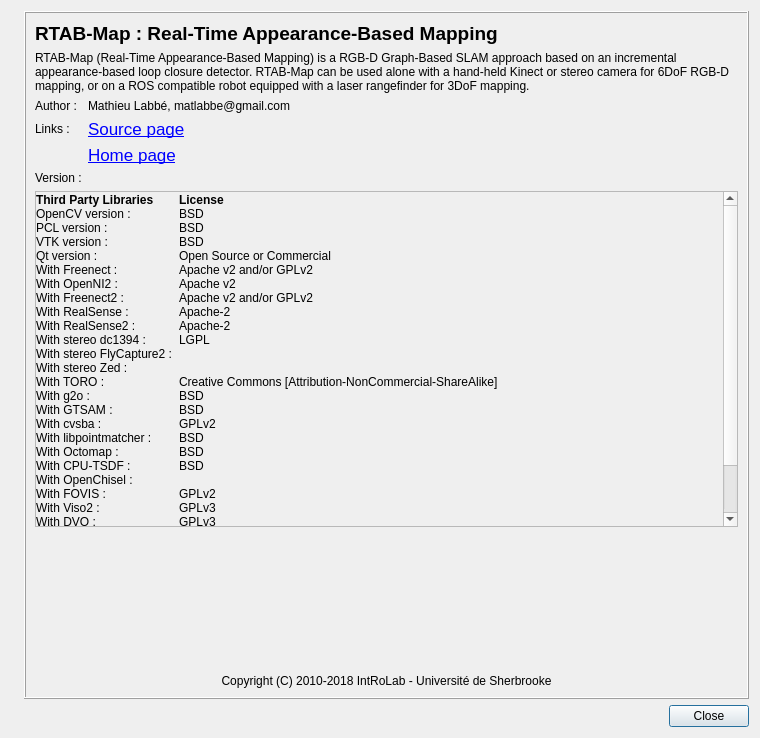
Qt form guilib/src/ui/aboutDialog.ui (introlab/rtabmap) before a commit.
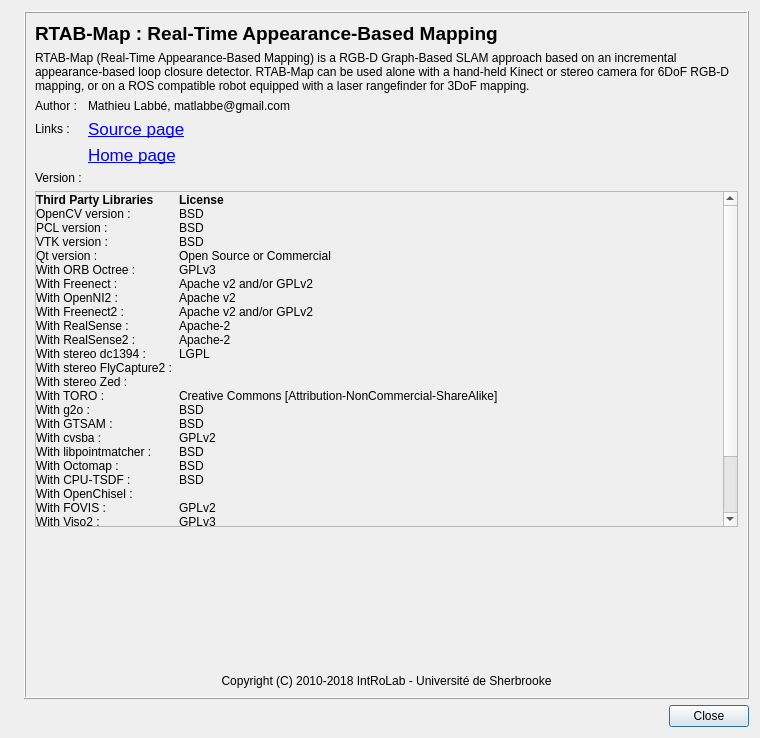
The same form after that commit. Icons and pictures are not drawn.

```diff
--- a/guilib/src/ui/aboutDialog.ui
+++ b/guilib/src/ui/aboutDialog.ui
@@ -163,8 +163,8 @@
             <rect>
              <x>0</x>
              <y>0</y>
-             <width>597</width>
-             <height>659</height>
+             <width>596</width>
+             <height>682</height>
             </rect>
            </property>
            <layout class="QVBoxLayout" name="verticalLayout_2">
@@ -185,7 +185,7 @@
             </property>
             <item>
              <layout class="QGridLayout" name="gridLayout_2" columnstretch="0,0,1">
-              <item row="9" column="2">
+              <item row="10" column="2">
                <widget class="QLabel" name="label_realsense2_license">
                 <property name="text">
                  <string>Apache-2</string>
@@ -195,7 +195,7 @@
                 </property>
                </widget>
               </item>
-              <item row="9" column="1">
+              <item row="10" column="1">
                <widget class="QLabel" name="label_realsense2">
                 <property name="text">
                  <string/>
@@ -208,7 +208,7 @@
                 </property>
                </widget>
               </item>
-              <item row="25" column="1">
+              <item row="26" column="1">
                <widget class="QLabel" name="label_okvis">
                 <property name="text">
                  <string/>
@@ -221,7 +221,7 @@
                 </property>
                </widget>
               </item>
-              <item row="25" column="0">
+              <item row="26" column="0">
                <widget class="QLabel" name="label_35">
                 <property name="text">
                  <string>With OKVIS :</string>
@@ -231,7 +231,7 @@
                 </property>
                </widget>
               </item>
-              <item row="27" column="1">
+              <item row="28" column="1">
                <widget class="QLabel" name="label_msckf">
                 <property name="text">
                  <string/>
@@ -244,7 +244,7 @@
                 </property>
                </widget>
               </item>
-              <item row="27" column="0">
+              <item row="28" column="0">
                <widget class="QLabel" name="label_34">
                 <property name="text">
                  <string>With MSCKF :</string>
@@ -254,7 +254,7 @@
                 </property>
                </widget>
               </item>
-              <item row="23" column="1">
+              <item row="24" column="1">
                <widget class="QLabel" name="label_dvo">
                 <property name="text">
                  <string/>
@@ -267,7 +267,7 @@
                 </property>
                </widget>
               </item>
-              <item row="18" column="1">
+              <item row="19" column="1">
                <widget class="QLabel" name="label_octomap">
                 <property name="text">
                  <string/>
@@ -313,7 +313,7 @@
                 </property>
                </widget>
               </item>
-              <item row="6" column="1">
+              <item row="7" column="1">
                <widget class="QLabel" name="label_openni2">
                 <property name="text">
                  <string/>
@@ -326,7 +326,7 @@
                 </property>
                </widget>
               </item>
-              <item row="7" column="0">
+              <item row="8" column="0">
                <widget class="QLabel" name="label_15">
                 <property name="text">
                  <string>With Freenect2 :</string>
@@ -336,7 +336,7 @@
                 </property>
                </widget>
               </item>
-              <item row="11" column="1">
+              <item row="12" column="1">
                <widget class="QLabel" name="label_flycapture2">
                 <property name="text">
                  <string/>
@@ -369,7 +369,7 @@
                 </property>
                </widget>
               </item>
-              <item row="19" column="0">
+              <item row="20" column="0">
                <widget class="QLabel" name="label_24">
                 <property name="text">
                  <string>With CPU-TSDF :</string>
@@ -379,7 +379,7 @@
                 </property>
                </widget>
               </item>
-              <item row="19" column="1">
+              <item row="20" column="1">
                <widget class="QLabel" name="label_cputsdf">
                 <property name="text">
                  <string/>
@@ -392,7 +392,7 @@
                 </property>
                </widget>
               </item>
-              <item row="21" column="0">
+              <item row="22" column="0">
                <widget class="QLabel" name="label_25">
                 <property name="text">
                  <string>With FOVIS :</string>
@@ -412,7 +412,7 @@
                 </property>
                </widget>
               </item>
-              <item row="18" column="2">
+              <item row="19" column="2">
                <widget class="QLabel" name="label_octomap_license">
                 <property name="text">
                  <string>BSD</string>
@@ -422,7 +422,7 @@
                 </property>
                </widget>
               </item>
-              <item row="21" column="2">
+              <item row="22" column="2">
                <widget class="QLabel" name="label_fovis_license">
                 <property name="text">
                  <string>GPLv2</string>
@@ -432,7 +432,7 @@
                 </property>
                </widget>
               </item>
-              <item row="18" column="0">
+              <item row="19" column="0">
                <widget class="QLabel" name="label_20">
                 <property name="text">
                  <string>With Octomap :</string>
@@ -442,7 +442,7 @@
                 </property>
                </widget>
               </item>
-              <item row="22" column="2">
+              <item row="23" column="2">
                <widget class="QLabel" name="label_viso2_license">
                 <property name="text">
                  <string>GPLv3</string>
@@ -452,7 +452,7 @@
                 </property>
                </widget>
               </item>
-              <item row="24" column="0">
+              <item row="25" column="0">
                <widget class="QLabel" name="label_28">
                 <property name="text">
                  <string>With ORB SLAM 2 :</string>
@@ -462,7 +462,7 @@
                 </property>
                </widget>
               </item>
-              <item row="24" column="1">
+              <item row="25" column="1">
                <widget class="QLabel" name="label_orbslam2">
                 <property name="text">
                  <string/>
@@ -475,7 +475,7 @@
                 </property>
                </widget>
               </item>
-              <item row="12" column="0">
+              <item row="13" column="0">
                <widget class="QLabel" name="label_21">
                 <property name="text">
                  <string>With stereo Zed :</string>
@@ -485,7 +485,7 @@
                 </property>
                </widget>
               </item>
-              <item row="12" column="1">
+              <item row="13" column="1">
                <widget class="QLabel" name="label_zed">
                 <property name="text">
                  <string/>
@@ -498,7 +498,7 @@
                 </property>
                </widget>
               </item>
-              <item row="10" column="2">
+              <item row="11" column="2">
                <widget class="QLabel" name="label_dc1394_license">
                 <property name="text">
                  <string>LGPL</string>
@@ -508,7 +508,7 @@
                 </property>
                </widget>
               </item>
-              <item row="11" column="0">
+              <item row="12" column="0">
                <widget class="QLabel" name="label_17">
                 <property name="text">
                  <string>With stereo FlyCapture2 :</string>
@@ -518,7 +518,7 @@
                 </property>
                </widget>
               </item>
-              <item row="21" column="1">
+              <item row="22" column="1">
                <widget class="QLabel" name="label_fovis">
                 <property name="text">
                  <string/>
@@ -531,7 +531,7 @@
                 </property>
                </widget>
               </item>
-              <item row="13" column="0">
+              <item row="14" column="0">
                <widget class="QLabel" name="label_77">
                 <property name="text">
                  <string>With TORO :</string>
@@ -541,7 +541,7 @@
                 </property>
                </widget>
               </item>
-              <item row="22" column="0">
+              <item row="23" column="0">
                <widget class="QLabel" name="label_26">
                 <property name="text">
                  <string>With Viso2 :</string>
@@ -551,7 +551,7 @@
                 </property>
                </widget>
               </item>
-              <item row="14" column="0">
+              <item row="15" column="0">
                <widget class="QLabel" name="label_14">
                 <property name="text">
                  <string>With g2o :</string>
@@ -561,7 +561,7 @@
                 </property>
                </widget>
               </item>
-              <item row="14" column="1">
+              <item row="15" column="1">
                <widget class="QLabel" name="label_g2o">
                 <property name="text">
                  <string/>
@@ -574,7 +574,7 @@
                 </property>
                </widget>
               </item>
-              <item row="16" column="0">
+              <item row="17" column="0">
                <widget class="QLabel" name="label_18">
                 <property name="text">
                  <string>With cvsba :</string>
@@ -584,7 +584,7 @@
                 </property>
                </widget>
               </item>
-              <item row="15" column="0">
+              <item row="16" column="0">
                <widget class="QLabel" name="label_19">
                 <property name="text">
                  <string>With GTSAM :</string>
@@ -594,7 +594,7 @@
                 </property>
                </widget>
               </item>
-              <item row="15" column="1">
+              <item row="16" column="1">
                <widget class="QLabel" name="label_gtsam">
                 <property name="text">
                  <string/>
@@ -607,7 +607,7 @@
                 </property>
                </widget>
               </item>
-              <item row="5" column="0">
+              <item row="6" column="0">
                <widget class="QLabel" name="label_12">
                 <property name="text">
                  <string>With Freenect :</string>
@@ -617,7 +617,7 @@
                 </property>
                </widget>
               </item>
-              <item row="10" column="0">
+              <item row="11" column="0">
                <widget class="QLabel" name="label_16">
                 <property name="text">
                  <string>With stereo dc1394 :</string>
@@ -627,7 +627,7 @@
                 </property>
                </widget>
               </item>
-              <item row="16" column="1">
+              <item row="17" column="1">
                <widget class="QLabel" name="label_cvsba">
                 <property name="text">
                  <string/>
@@ -640,7 +640,7 @@
                 </property>
                </widget>
               </item>
-              <item row="8" column="0">
+              <item row="9" column="0">
                <widget class="QLabel" name="label_22">
                 <property name="text">
                  <string>With RealSense :</string>
@@ -663,7 +663,7 @@
                 </property>
                </widget>
               </item>
-              <item row="10" column="1">
+              <item row="11" column="1">
                <widget class="QLabel" name="label_dc1394">
                 <property name="text">
                  <string/>
@@ -699,7 +699,7 @@
                 </property>
                </widget>
               </item>
-              <item row="7" column="1">
+              <item row="8" column="1">
                <widget class="QLabel" name="label_freenect2">
                 <property name="text">
                  <string/>
@@ -712,7 +712,7 @@
                 </property>
                </widget>
               </item>
-              <item row="7" column="2">
+              <item row="8" column="2">
                <widget class="QLabel" name="label_freenect2_license">
                 <property name="text">
                  <string>Apache v2 and/or GPLv2</string>
@@ -722,7 +722,7 @@
                 </property>
                </widget>
               </item>
-              <item row="8" column="1">
+              <item row="9" column="1">
                <widget class="QLabel" name="label_realsense">
                 <property name="text">
                  <string/>
@@ -736,6 +736,16 @@
                </widget>
               </item>
               <item row="6" column="2">
+               <widget class="QLabel" name="label_freenect_license">
+                <property name="text">
+                 <string>Apache v2 and/or GPLv2</string>
+                </property>
+                <property name="wordWrap">
+                 <bool>true</bool>
+                </property>
+               </widget>
+              </item>
+              <item row="7" column="2">
                <widget class="QLabel" name="label_openni2_license">
                 <property name="text">
                  <string>Apache v2</string>
@@ -745,7 +755,7 @@
                 </property>
                </widget>
               </item>
-              <item row="5" column="1">
+              <item row="6" column="1">
                <widget class="QLabel" name="label_freenect">
                 <property name="text">
                  <string/>
@@ -758,16 +768,6 @@
                 </property>
                </widget>
               </item>
-              <item row="5" column="2">
-               <widget class="QLabel" name="label_freenect_license">
-                <property name="text">
-                 <string>Apache v2 and/or GPLv2</string>
-                </property>
-                <property name="wordWrap">
-                 <bool>true</bool>
-                </property>
-               </widget>
-              </item>
               <item row="0" column="2">
                <widget class="QLabel" name="label_31">
                 <property name="text">
@@ -801,7 +801,7 @@
                 </property>
                </widget>
               </item>
-              <item row="8" column="2">
+              <item row="9" column="2">
                <widget class="QLabel" name="label_realsense_license">
                 <property name="text">
                  <string>Apache-2</string>
@@ -811,7 +811,7 @@
                 </property>
                </widget>
               </item>
-              <item row="19" column="2">
+              <item row="20" column="2">
                <widget class="QLabel" name="label_cputsdf_license">
                 <property name="text">
                  <string>BSD</string>
@@ -821,7 +821,7 @@
                 </property>
                </widget>
               </item>
-              <item row="23" column="2">
+              <item row="24" column="2">
                <widget class="QLabel" name="label_dvo_license">
                 <property name="text">
                  <string>GPLv3</string>
@@ -831,7 +831,7 @@
                 </property>
                </widget>
               </item>
-              <item row="13" column="2">
+              <item row="14" column="2">
                <widget class="QLabel" name="label_toro_license">
                 <property name="text">
                  <string>Creative Commons [Attribution-NonCommercial-ShareAlike]</string>
@@ -841,7 +841,7 @@
                 </property>
                </widget>
               </item>
-              <item row="6" column="0">
+              <item row="7" column="0">
                <widget class="QLabel" name="label_13">
                 <property name="text">
                  <string>With OpenNI2 :</string>
@@ -851,20 +851,7 @@
                 </property>
                </widget>
               </item>
-              <item row="13" column="1">
-               <widget class="QLabel" name="label_toro">
-                <property name="text">
-                 <string/>
-                </property>
-                <property name="alignment">
-                 <set>Qt::AlignLeading|Qt::AlignLeft|Qt::AlignVCenter</set>
-                </property>
-                <property name="wordWrap">
-                 <bool>true</bool>
-                </property>
-               </widget>
-              </item>
-              <item row="23" column="0">
+              <item row="24" column="0">
                <widget class="QLabel" name="label_27">
                 <property name="text">
                  <string>With DVO :</string>
@@ -874,6 +861,29 @@
                 </property>
                </widget>
               </item>
+              <item row="14" column="1">
+               <widget class="QLabel" name="label_toro">
+                <property name="text">
+                 <string/>
+                </property>
+                <property name="alignment">
+                 <set>Qt::AlignLeading|Qt::AlignLeft|Qt::AlignVCenter</set>
+                </property>
+                <property name="wordWrap">
+                 <bool>true</bool>
+                </property>
+               </widget>
+              </item>
+              <item row="15" column="2">
+               <widget class="QLabel" name="label_g2o_license">
+                <property name="text">
+                 <string>BSD</string>
+                </property>
+                <property name="wordWrap">
+                 <bool>true</bool>
+                </property>
+               </widget>
+              </item>
               <item row="4" column="2">
                <widget class="QLabel" name="label_qt_license">
                 <property name="text">
@@ -884,17 +894,7 @@
                 </property>
                </widget>
               </item>
-              <item row="14" column="2">
-               <widget class="QLabel" name="label_g2o_license">
-                <property name="text">
-                 <string>BSD</string>
-                </property>
-                <property name="wordWrap">
-                 <bool>true</bool>
-                </property>
-               </widget>
-              </item>
-              <item row="15" column="2">
+              <item row="16" column="2">
                <widget class="QLabel" name="label_gtsam_license">
                 <property name="text">
                  <string>BSD</string>
@@ -904,7 +904,7 @@
                 </property>
                </widget>
               </item>
-              <item row="22" column="1">
+              <item row="23" column="1">
                <widget class="QLabel" name="label_viso2">
                 <property name="text">
                  <string/>
@@ -917,7 +917,7 @@
                 </property>
                </widget>
               </item>
-              <item row="16" column="2">
+              <item row="17" column="2">
                <widget class="QLabel" name="label_cvsba_license">
                 <property name="text">
                  <string>GPLv2</string>
@@ -940,7 +940,7 @@
                 </property>
                </widget>
               </item>
-              <item row="24" column="2">
+              <item row="25" column="2">
                <widget class="QLabel" name="label_orbslam2_license">
                 <property name="text">
                  <string>GPLv3</string>
@@ -950,7 +950,7 @@
                 </property>
                </widget>
               </item>
-              <item row="17" column="2">
+              <item row="18" column="2">
                <widget class="QLabel" name="label_libpointmatcher_license">
                 <property name="text">
                  <string>BSD</string>
@@ -960,7 +960,7 @@
                 </property>
                </widget>
               </item>
-              <item row="17" column="0">
+              <item row="18" column="0">
                <widget class="QLabel" name="label_29">
                 <property name="text">
                  <string>With libpointmatcher :</string>
@@ -970,7 +970,7 @@
                 </property>
                </widget>
               </item>
-              <item row="17" column="1">
+              <item row="18" column="1">
                <widget class="QLabel" name="label_libpointmatcher">
                 <property name="text">
                  <string/>
@@ -983,7 +983,7 @@
                 </property>
                </widget>
               </item>
-              <item row="20" column="0">
+              <item row="21" column="0">
                <widget class="QLabel" name="label_30">
                 <property name="text">
                  <string>With OpenChisel :</string>
@@ -993,7 +993,7 @@
                 </property>
                </widget>
               </item>
-              <item row="20" column="1">
+              <item row="21" column="1">
                <widget class="QLabel" name="label_openchisel">
                 <property name="text">
                  <string/>
@@ -1006,7 +1006,7 @@
                 </property>
                </widget>
               </item>
-              <item row="9" column="0">
+              <item row="10" column="0">
                <widget class="QLabel" name="label_33">
                 <property name="text">
                  <string>With RealSense2 :</string>
@@ -1016,7 +1016,7 @@
                 </property>
                </widget>
               </item>
-              <item row="26" column="0">
+              <item row="27" column="0">
                <widget class="QLabel" name="label_36">
                 <property name="text">
                  <string>With loam_velodyne :</string>
@@ -1026,7 +1026,7 @@
                 </property>
                </widget>
               </item>
-              <item row="26" column="1">
+              <item row="27" column="1">
                <widget class="QLabel" name="label_loam">
                 <property name="text">
                  <string/>
@@ -1039,7 +1039,7 @@
                 </property>
                </widget>
               </item>
-              <item row="25" column="2">
+              <item row="26" column="2">
                <widget class="QLabel" name="label_okvis_license">
                 <property name="text">
                  <string>BSD</string>
@@ -1049,7 +1049,7 @@
                 </property>
                </widget>
               </item>
-              <item row="27" column="2">
+              <item row="28" column="2">
                <widget class="QLabel" name="label_msckf_license">
                 <property name="text">
                  <string>Penn Software License</string>
@@ -1059,7 +1059,7 @@
                 </property>
                </widget>
               </item>
-              <item row="26" column="2">
+              <item row="27" column="2">
                <widget class="QLabel" name="label_loam_license">
                 <property name="text">
                  <string>BSD</string>
@@ -1069,6 +1069,39 @@
                 </property>
                </widget>
               </item>
+              <item row="5" column="0">
+               <widget class="QLabel" name="label_37">
+                <property name="text">
+                 <string>With ORB Octree :</string>
+                </property>
+                <property name="wordWrap">
+                 <bool>true</bool>
+                </property>
+               </widget>
+              </item>
+              <item row="5" column="2">
+               <widget class="QLabel" name="label_orboctree_license">
+                <property name="text">
+                 <string>GPLv3</string>
+                </property>
+                <property name="wordWrap">
+                 <bool>true</bool>
+                </property>
+               </widget>
+              </item>
+              <item row="5" column="1">
+               <widget class="QLabel" name="label_orboctree">
+                <property name="text">
+                 <string/>
+                </property>
+                <property name="alignment">
+                 <set>Qt::AlignLeading|Qt::AlignLeft|Qt::AlignVCenter</set>
+                </property>
+                <property name="wordWrap">
+                 <bool>true</bool>
+                </property>
+               </widget>
+              </item>
              </layout>
             </item>
            </layout>
```
